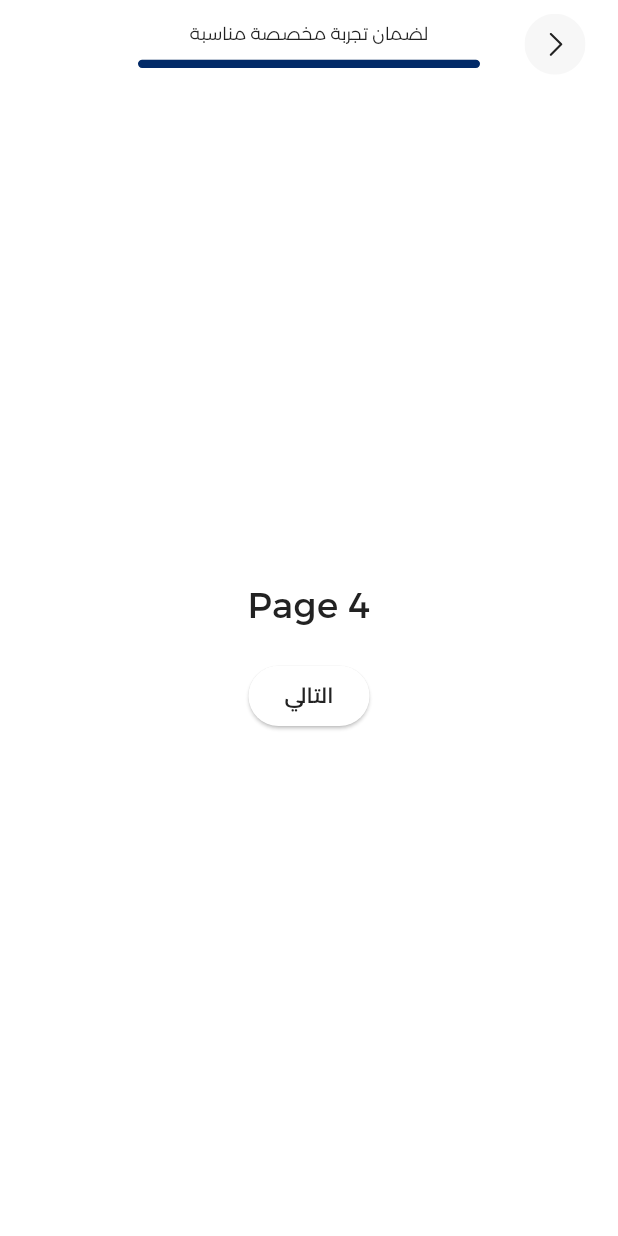
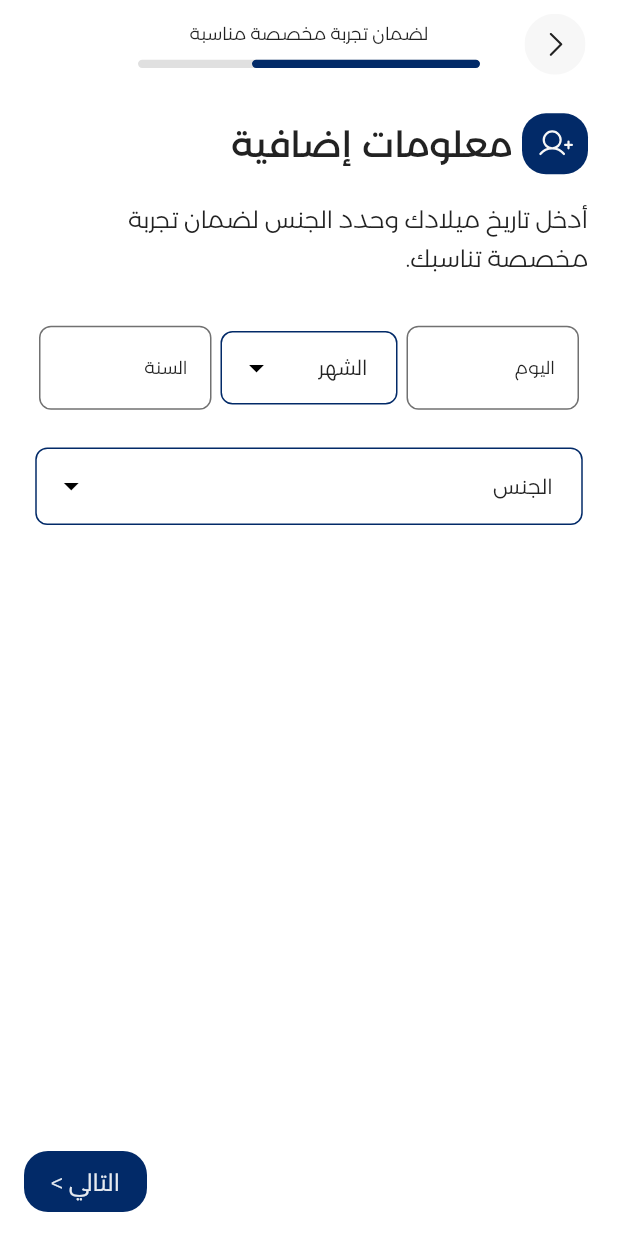
Before and after one commit to HackerhaTeam/student_app, a Flutter app: the screen it shows after launch, swiped to page 4, on a phone screen of 412 x 824 dp. Run offline on Flutter 3.47's test engine with Material 3 defaults, Android fonts, the phone set to English and light mode, and no system bars; our stand-ins replace flutter_bloc, flutter_svg, phosphor_flutter.

Commit message:
Auth Page 4 UI Done

```diff
--- a/lib/core/widgets/custom_dropdownfield.dart
+++ b/lib/core/widgets/custom_dropdownfield.dart
@@ -64,6 +64,11 @@ class CustomDropdownField extends StatelessWidget {
         validator: _validate,
         icon: const Icon(Icons.arrow_drop_down, color: Colors.black),
         decoration: InputDecoration(
+          errorStyle: TextStyle(
+            fontSize: 12,
+            color: Colors.red,
+            height: 0.06,
+          ),
           labelText: label,
           floatingLabelBehavior: FloatingLabelBehavior.auto,
           // alignLabelWithHint: true,
--- a/lib/core/widgets/custom_text_field.dart
+++ b/lib/core/widgets/custom_text_field.dart
@@ -3,7 +3,16 @@ import 'package:student_hackerha/core/themes/extentions/app_backgrounds.dart';
 import 'package:student_hackerha/core/themes/extentions/app_borders.dart';
 import 'package:student_hackerha/core/themes/typoGraphy/app_text_styles.dart';
 
-enum FieldType { email, password, search, name, phoneNumber, academicYear }
+enum FieldType {
+  email,
+  password,
+  search,
+  name,
+  phoneNumber,
+  academicYear,
+  day,
+  year
+}
 
 class CustomTextField extends StatelessWidget {
   final FieldType fieldType;
@@ -73,6 +82,10 @@ class CustomTextField extends StatelessWidget {
         break;
       case FieldType.academicYear:
         if (value == null || value.trim().isEmpty) return "الرقم الجامعي مطلوب";
+      case FieldType.day:
+        if (value == null || value.trim().isEmpty) return "أدخل اليوم";
+      case FieldType.year:
+        if (value == null || value.trim().isEmpty) return "أدخل السنة";
     }
     return null;
   }
--- a/lib/features/Auth/presentation/pages/auth_page4.dart
+++ b/lib/features/Auth/presentation/pages/auth_page4.dart
@@ -9,7 +9,6 @@ class AuthPage4 extends StatelessWidget {
 
   @override
   Widget build(BuildContext context) {
-    final backgrounds = Theme.of(context).extension<AppBackgrounds>()!;
-    return AuthPage4Body(backgrounds: backgrounds, onNext: onNext);
+    return AuthPage4Body(onNext: onNext);
   }
 }
--- /dev/null
+++ b/lib/features/Auth/presentation/pages/auth_page5.dart
@@ -0,0 +1,15 @@
+import 'package:flutter/material.dart';
+import 'package:student_hackerha/core/themes/extentions/app_backgrounds.dart';
+import 'package:student_hackerha/features/Auth/presentation/widgets/auth_page5_body.dart';
+
+class AuthPage5 extends StatelessWidget {
+  const AuthPage5({super.key, required this.onNext});
+
+  final VoidCallback onNext;
+
+  @override
+  Widget build(BuildContext context) {
+    final backgrounds = Theme.of(context).extension<AppBackgrounds>()!;
+    return AuthPage5Body(backgrounds: backgrounds, onNext: onNext);
+  }
+}
--- /dev/null
+++ b/lib/features/Auth/presentation/pages/auth_page6.dart
@@ -0,0 +1,15 @@
+import 'package:flutter/material.dart';
+import 'package:student_hackerha/core/themes/extentions/app_backgrounds.dart';
+import 'package:student_hackerha/features/Auth/presentation/widgets/auth_page6_body.dart';
+
+class AuthPage6 extends StatelessWidget {
+  const AuthPage6({super.key, required this.onNext});
+
+  final VoidCallback onNext;
+
+  @override
+  Widget build(BuildContext context) {
+    final backgrounds = Theme.of(context).extension<AppBackgrounds>()!;
+    return AuthPage6Body(backgrounds: backgrounds, onNext: onNext);
+  }
+}
--- a/lib/features/Auth/presentation/pages/auth_wrapper.dart
+++ b/lib/features/Auth/presentation/pages/auth_wrapper.dart
@@ -4,6 +4,8 @@ import 'package:student_hackerha/core/themes/extentions/app_backgrounds.dart';
 import 'package:student_hackerha/features/Auth/presentation/pages/auth_page2.dart';
 import 'package:student_hackerha/features/Auth/presentation/pages/auth_page3.dart';
 import 'package:student_hackerha/features/Auth/presentation/pages/auth_page4.dart';
+import 'package:student_hackerha/features/Auth/presentation/pages/auth_page5.dart';
+import 'package:student_hackerha/features/Auth/presentation/pages/auth_page6.dart';
 import 'package:student_hackerha/features/Auth/presentation/widgets/auth_pages_header.dart';
 import 'auth_page1.dart';
 
@@ -17,7 +19,7 @@ class AuthWrapper extends StatefulWidget {
 class _AuthWrapperState extends State<AuthWrapper> {
   final PageController _controller = PageController();
   int _currentPage = 0;
-  final int _totalPages = 4;
+  final int _totalPages = 6;
 
   double get _progress => (_currentPage + 1) / _totalPages;
 
@@ -77,6 +79,8 @@ class _AuthWrapperState extends State<AuthWrapper> {
                   ),
                   AuthPage3(onNext: _goToNextPage),
                   AuthPage4(onNext: _goToNextPage),
+                  AuthPage5(onNext: _goToNextPage),
+                  AuthPage6(onNext: _goToNextPage),
                 ],
               ),
             ),
--- a/lib/features/Auth/presentation/widgets/auth_page3_body.dart
+++ b/lib/features/Auth/presentation/widgets/auth_page3_body.dart
@@ -34,9 +34,8 @@ class _AuthPage3BodyState extends State<AuthPage3Body> {
       floatingActionButton: FloatingNextButton(
         formKey: formKey,
         onNext: () {
-          if (formKey.currentState!.validate()) {
-            widget.onNext();
-          }
+          widget.onNext();
+          if (formKey.currentState!.validate()) {}
         },
       ),
       body: Padding(
--- a/lib/features/Auth/presentation/widgets/auth_page4_body.dart
+++ b/lib/features/Auth/presentation/widgets/auth_page4_body.dart
@@ -1,30 +1,95 @@
 import 'package:flutter/material.dart';
-import 'package:student_hackerha/core/themes/extentions/app_backgrounds.dart';
+import 'package:phosphor_flutter/phosphor_flutter.dart';
+import 'package:student_hackerha/core/functions/get_responsive_size.dart';
+import 'package:student_hackerha/core/themes/typoGraphy/app_text_styles.dart';
+import 'package:student_hackerha/core/widgets/custom_dropdownfield.dart';
+import 'package:student_hackerha/features/Auth/presentation/widgets/day_field.dart';
+import 'package:student_hackerha/features/Auth/presentation/widgets/floating_next_button.dart';
+import 'package:student_hackerha/features/Auth/presentation/widgets/gender_sellector.dart';
+import 'package:student_hackerha/features/Auth/presentation/widgets/introduction_header.dart';
+import 'package:student_hackerha/features/Auth/presentation/widgets/month_sellector.dart';
+import 'package:student_hackerha/features/Auth/presentation/widgets/year_field.dart';
 
-class AuthPage4Body extends StatelessWidget {
+class AuthPage4Body extends StatefulWidget {
   const AuthPage4Body({
     super.key,
-    required this.backgrounds,
     required this.onNext,
   });
 
-  final AppBackgrounds backgrounds;
   final VoidCallback onNext;
 
   @override
+  State<AuthPage4Body> createState() => _AuthPage4BodyState();
+}
+
+class _AuthPage4BodyState extends State<AuthPage4Body> {
+  final TextEditingController dayController = TextEditingController();
+  final TextEditingController yearController = TextEditingController();
+  final GlobalKey<FormState> formKey = GlobalKey<FormState>();
+  String? selectedMonth;
+  String? selectedGender;
+  @override
   Widget build(BuildContext context) {
-    return Container(
-      color: backgrounds.surfacePrimary,
-      child: Column(
-        mainAxisAlignment: MainAxisAlignment.center,
-        children: [
-          const Text("Page 4", style: TextStyle(fontSize: 24)),
-          const SizedBox(height: 20),
-          ElevatedButton(
-            onPressed: onNext,
-            child: const Text("التالي"),
+    // final backgrounds = Theme.of(context).extension<AppBackgrounds>()!;
+    final styles = Theme.of(context).textTheme;
+
+    return Scaffold(
+      floatingActionButton: FloatingNextButton(
+        formKey: formKey,
+        onNext: () {
+          widget.onNext();
+          if (formKey.currentState!.validate()) {}
+        },
+      ),
+      body: Padding(
+        padding: EdgeInsets.only(left: 20.w(context), right: 20.w(context)),
+        child: Form(
+          key: formKey,
+          child: Column(
+            mainAxisAlignment: MainAxisAlignment.start,
+            children: [
+              IntroductionHeader(
+                styles: styles,
+                introText: " معلومات إضافية",
+                icon: PhosphorIcons.userPlus(),
+              ),
+              Padding(
+                padding:
+                    EdgeInsets.only(top: 8.h(context), bottom: 32.h(context)),
+                child: Text(
+                  "أدخل تاريخ ميلادك وحدد الجنس لضمان تجربة مخصصة تناسبك.",
+                  style: styles.xParagraphLargeLose,
+                ),
+              ),
+              Row(
+                mainAxisAlignment: MainAxisAlignment.spaceEvenly,
+                children: [
+                  DayField(dayController: dayController),
+                  MonthSellector(
+                    selectedMonth: selectedMonth,
+                    onChanged: (value) {
+                      setState(() {
+                        selectedMonth = value;
+                      });
+                    },
+                  ),
+                  YearField(yearController: yearController)
+                ],
+              ),
+              SizedBox(
+                height: 24.h(context),
+              ),
+              GenderSellector(
+                selectedGender: selectedGender,
+                onChanged: (value) {
+                  setState(() {
+                    selectedGender = value;
+                  });
+                },
+              )
+            ],
           ),
-        ],
+        ),
       ),
     );
   }
--- /dev/null
+++ b/lib/features/Auth/presentation/widgets/auth_page5_body.dart
@@ -0,0 +1,31 @@
+import 'package:flutter/material.dart';
+import 'package:student_hackerha/core/themes/extentions/app_backgrounds.dart';
+
+class AuthPage5Body extends StatelessWidget {
+  const AuthPage5Body({
+    super.key,
+    required this.backgrounds,
+    required this.onNext,
+  });
+
+  final AppBackgrounds backgrounds;
+  final VoidCallback onNext;
+
+  @override
+  Widget build(BuildContext context) {
+    return Container(
+      color: backgrounds.surfacePrimary,
+      child: Column(
+        mainAxisAlignment: MainAxisAlignment.center,
+        children: [
+          const Text("Page 4", style: TextStyle(fontSize: 24)),
+          const SizedBox(height: 20),
+          ElevatedButton(
+            onPressed: onNext,
+            child: const Text("التالي"),
+          ),
+        ],
+      ),
+    );
+  }
+}
--- /dev/null
+++ b/lib/features/Auth/presentation/widgets/auth_page6_body.dart
@@ -0,0 +1,31 @@
+import 'package:flutter/material.dart';
+import 'package:student_hackerha/core/themes/extentions/app_backgrounds.dart';
+
+class AuthPage6Body extends StatelessWidget {
+  const AuthPage6Body({
+    super.key,
+    required this.backgrounds,
+    required this.onNext,
+  });
+
+  final AppBackgrounds backgrounds;
+  final VoidCallback onNext;
+
+  @override
+  Widget build(BuildContext context) {
+    return Container(
+      color: backgrounds.surfacePrimary,
+      child: Column(
+        mainAxisAlignment: MainAxisAlignment.center,
+        children: [
+          const Text("Page 4", style: TextStyle(fontSize: 24)),
+          const SizedBox(height: 20),
+          ElevatedButton(
+            onPressed: onNext,
+            child: const Text("التالي"),
+          ),
+        ],
+      ),
+    );
+  }
+}
--- a/lib/features/Auth/presentation/widgets/auth_pages_header.dart
+++ b/lib/features/Auth/presentation/widgets/auth_pages_header.dart
@@ -32,9 +32,9 @@ class AuthPagesHeader extends StatelessWidget {
     } else if (currentPage == 3) {
       headerText = "لضمان تجربة مخصصة مناسبة";
     } else if (currentPage == 4) {
-      headerText = "سجل دخولك عبر رقم هاتفك فقط";
+      headerText = "سجل دخولك عبر بريدك الإلكتروني فقط";
     } else if (currentPage == 5) {
-      headerText = "سجل دخولك عبر رقم هاتفك فقط";
+      headerText = "حماية وأمان حسابك";
     }
 
     return Row(
--- /dev/null
+++ b/lib/features/Auth/presentation/widgets/day_field.dart
@@ -0,0 +1,29 @@
+import 'package:flutter/material.dart';
+import 'package:student_hackerha/core/functions/get_responsive_size.dart';
+import 'package:student_hackerha/core/widgets/custom_text_field.dart';
+
+class DayField extends StatelessWidget {
+  const DayField({
+    super.key,
+    required this.dayController,
+  });
+
+  final TextEditingController dayController;
+
+  @override
+  Widget build(BuildContext context) {
+    return SizedBox(
+      width: 115.w(context),
+      height: 67.h(context),
+      child: Center(
+        child: CustomTextField(
+          keyboardType: TextInputType.number,
+          fieldType: FieldType.day,
+          label: "اليوم",
+          radius: 8.r(context),
+          controller: dayController,
+        ),
+      ),
+    );
+  }
+}
--- a/lib/features/Auth/presentation/widgets/floating_next_button.dart
+++ b/lib/features/Auth/presentation/widgets/floating_next_button.dart
@@ -30,9 +30,8 @@ class FloatingNextButton extends StatelessWidget {
         style: styles.xLabelLarge.copyWith(color: content.brandDisabledPrimary),
       ),
       onPressed: () {
-        if (formKey.currentState!.validate()) {
-          onNext();
-        }
+        onNext();
+        if (formKey.currentState!.validate()) {}
       },
     );
   }
--- /dev/null
+++ b/lib/features/Auth/presentation/widgets/gender_sellector.dart
@@ -0,0 +1,31 @@
+import 'package:flutter/material.dart';
+import 'package:student_hackerha/core/functions/get_responsive_size.dart';
+import 'package:student_hackerha/core/widgets/custom_dropdownfield.dart';
+
+class GenderSellector extends StatelessWidget {
+  const GenderSellector({
+    super.key,
+    required this.selectedGender,
+    required this.onChanged,
+  });
+
+  final String? selectedGender;
+  final void Function(String?)? onChanged;
+  @override
+  Widget build(BuildContext context) {
+    return Center(
+      child: SizedBox(
+        width: 365.w(context),
+        height: 56.h(context),
+        child: CustomDropdownField(
+          type: DropdownType.gender,
+          label: "الجنس",
+          radius: 8,
+          value: selectedGender,
+          items: ["ذكر", "أنثى"],
+          onChanged: onChanged,
+        ),
+      ),
+    );
+  }
+}
--- /dev/null
+++ b/lib/features/Auth/presentation/widgets/month_sellector.dart
@@ -0,0 +1,44 @@
+import 'package:flutter/material.dart';
+import 'package:student_hackerha/core/functions/get_responsive_size.dart';
+import 'package:student_hackerha/core/widgets/custom_dropdownfield.dart';
+
+class MonthSellector extends StatelessWidget {
+  const MonthSellector({
+    super.key,
+    required this.selectedMonth,
+    required this.onChanged,
+  });
+
+  final String? selectedMonth;
+  final void Function(String?)? onChanged;
+  @override
+  Widget build(BuildContext context) {
+    return Center(
+      child: SizedBox(
+        width: 118.w(context),
+        height: 53.h(context),
+        child: CustomDropdownField(
+          type: DropdownType.month,
+          label: "الشهر",
+          radius: 8,
+          value: selectedMonth,
+          items: [
+            "1",
+            "2",
+            "3",
+            "4",
+            "5",
+            "6",
+            "7",
+            "8",
+            "9",
+            "10",
+            "11",
+            "12"
+          ],
+          onChanged: onChanged,
+        ),
+      ),
+    );
+  }
+}
--- /dev/null
+++ b/lib/features/Auth/presentation/widgets/year_field.dart
@@ -0,0 +1,29 @@
+import 'package:flutter/material.dart';
+import 'package:student_hackerha/core/functions/get_responsive_size.dart';
+import 'package:student_hackerha/core/widgets/custom_text_field.dart';
+
+class YearField extends StatelessWidget {
+  const YearField({
+    super.key,
+    required this.yearController,
+  });
+
+  final TextEditingController yearController;
+
+  @override
+  Widget build(BuildContext context) {
+    return SizedBox(
+      width: 115.w(context),
+      height: 67.h(context),
+      child: Center(
+        child: CustomTextField(
+          keyboardType: TextInputType.number,
+          fieldType: FieldType.year,
+          label: "السنة",
+          radius: 8.r(context),
+          controller: yearController,
+        ),
+      ),
+    );
+  }
+}
```
Also changed, not shown: 129 other files.
